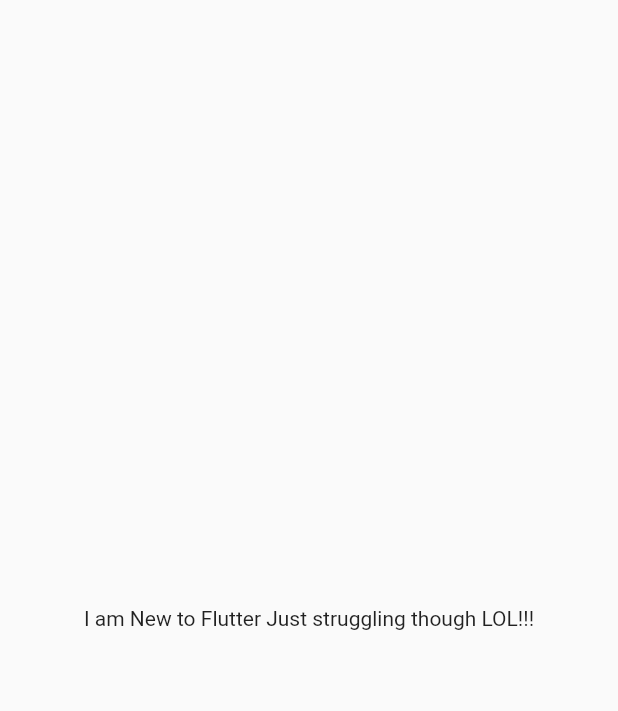
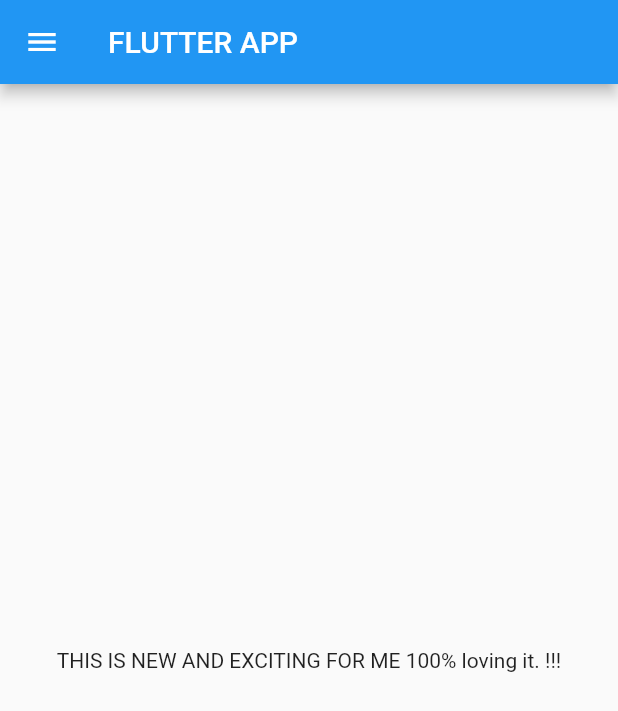
Before and after one commit to Aashish-20/fluttering_around, a Flutter app: the screen it shows after launch, on a phone screen of 412 x 824 dp. Shown: the top 711 px of the screen. Run offline on Flutter 3.47's test engine with Material 2 defaults, Android fonts, the phone set to English and light mode, and no system bars.

Commit message:
day 2 completed

```diff
--- /dev/null
+++ b/lib/home_page.dart
@@ -0,0 +1,19 @@
+import 'package:flutter/material.dart';
+
+class HomePage extends StatelessWidget {
+  @override
+  Widget build(BuildContext context) {
+    int per = 100;
+
+    //with scaffold we use body
+    return Scaffold(
+        appBar: AppBar(title: Text("FLUTTER APP")),
+        body: Material(
+          child: Center(
+              child: Container(
+            child: Text("THIS IS NEW AND EXCITING FOR ME $per% loving it. !!!"),
+          )),
+        ),
+        drawer: Drawer());
+  }
+}
--- a/lib/main.dart
+++ b/lib/main.dart
@@ -1,4 +1,5 @@
 import 'package:flutter/material.dart';
+import 'package:flutter_intro/home_page.dart';
 
 void main() {
   runApp(MyApp());
@@ -10,14 +11,6 @@ class MyApp extends StatelessWidget {
     //we use "MaterialApp" because we cannot return the container for launching the app
     //we have to return the app
 
-    return MaterialApp(
-      home: Material(
-        child: Center(
-          child: Container(
-            child: Text("I am New to Flutter Just struggling though LOL!!!"),
-          ),
-        ),
-      ),
-    );
+    return MaterialApp(home: HomePage());
   }
 }
```
